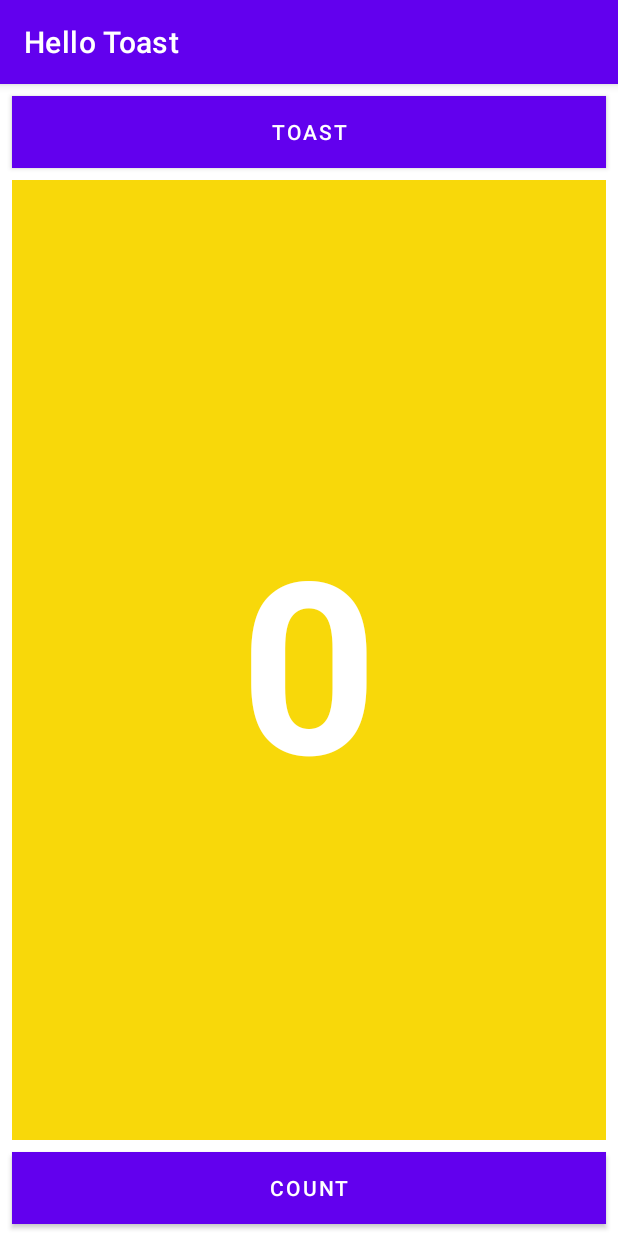
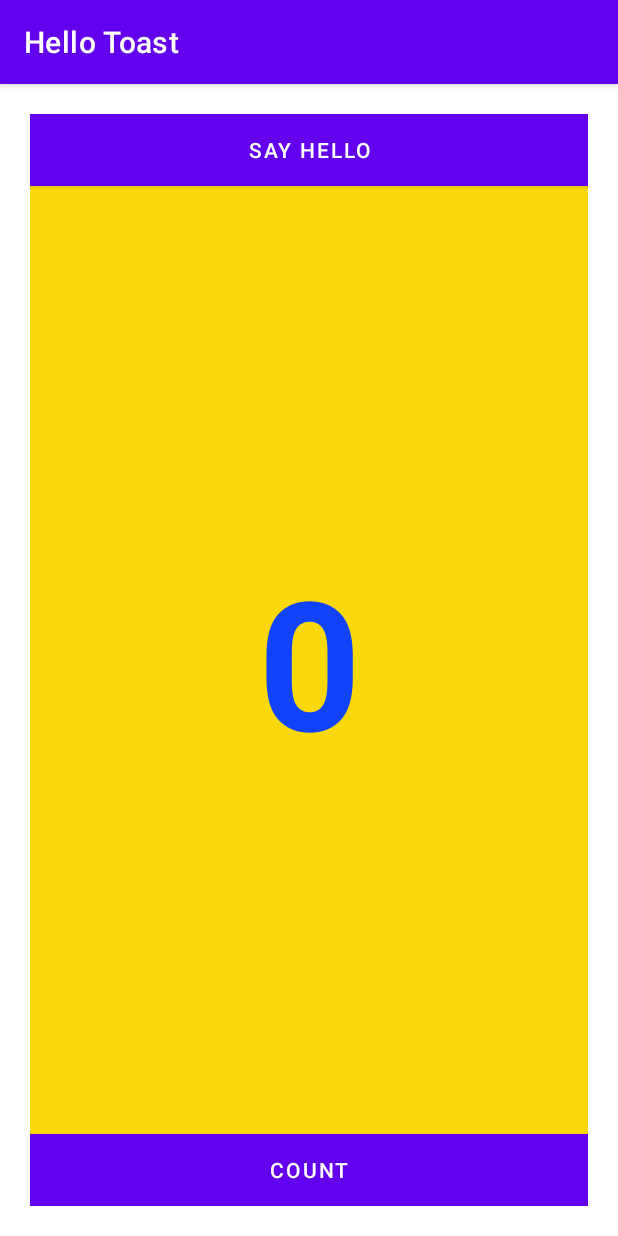
Before and after one commit to MAD-Weekly-Assignment/Lab-4-TwoActivities, an Android app: the screen it shows after launch (MainActivity), on a phone screen of 412 x 824 dp. Run offline under Robolectric (Android 15) with nearby library versions, the phone set to English and light mode, and no system bars.

Commit message:
Edited Main Activity Layout

```diff
--- a/HelloToastHomework/app/src/main/res/layout/activity_main.xml
+++ b/HelloToastHomework/app/src/main/res/layout/activity_main.xml
@@ -1,60 +1,42 @@
 <?xml version="1.0" encoding="utf-8"?>
-<androidx.constraintlayout.widget.ConstraintLayout xmlns:android="http://schemas.android.com/apk/res/android"
+<LinearLayout xmlns:android="http://schemas.android.com/apk/res/android"
     xmlns:app="http://schemas.android.com/apk/res-auto"
     xmlns:tools="http://schemas.android.com/tools"
     android:layout_width="match_parent"
     android:layout_height="match_parent"
+    android:orientation="vertical"
+    android:padding="20dp"
     tools:context=".MainActivity">
 
 
     <Button
-        android:id="@+id/button_toast"
-        android:layout_width="0dp"
+        android:id="@+id/button_hello"
+        android:layout_width="match_parent"
         android:layout_height="wrap_content"
-        android:layout_marginStart="8dp"
-        android:layout_marginTop="8dp"
-        android:layout_marginEnd="8dp"
+        android:layout_gravity="center_horizontal"
         android:background="@color/colorPrimary"
-        android:onClick="showToast"
-        android:text="@string/button_label_toast"
-        android:textColor="@android:color/white"
-        app:layout_constraintEnd_toEndOf="parent"
-        app:layout_constraintStart_toStartOf="parent"
-        app:layout_constraintTop_toTopOf="parent" />
+        android:onClick="sayHello"
+        android:text="@string/say_hello"
+        android:textColor="@color/white" />
+
+    <TextView
+        android:id="@+id/show_count"
+        android:layout_width="match_parent"
+        android:layout_height="0dp"
+        android:layout_weight="2"
+        android:background="@color/colorSecondary"
+        android:gravity="center"
+        android:text="@string/count_initial_value"
+        android:textColor="@color/colorPrimary"
+        android:textSize="120dp"
+        android:textStyle="bold" />
 
     <Button
         android:id="@+id/button_count"
-        android:layout_width="0dp"
+        android:layout_width="match_parent"
         android:layout_height="wrap_content"
-        android:layout_marginStart="8dp"
-        android:layout_marginEnd="8dp"
-        android:layout_marginBottom="8dp"
         android:background="@color/colorPrimary"
-        android:onClick="countUp"
         android:text="@string/button_label_count"
-        android:textColor="@android:color/white"
-        app:layout_constraintBottom_toBottomOf="parent"
-        app:layout_constraintEnd_toEndOf="parent"
-        app:layout_constraintStart_toStartOf="parent" />
-
-
-    <TextView
-        android:id="@+id/show_count"
-        android:layout_width="0dp"
-        android:layout_height="0dp"
-        android:layout_marginStart="8dp"
-        android:layout_marginTop="8dp"
-        android:layout_marginEnd="8dp"
-        android:layout_marginBottom="8dp"
-        android:background="@color/colorSecondary"
-        android:gravity="center"
-        android:text="@string/count_initial_value"
-        android:textAlignment="center"
-        android:textColor="#FFFFFF"
-        android:textSize="160sp"
-        android:textStyle="bold"
-        app:layout_constraintBottom_toTopOf="@+id/button_count"
-        app:layout_constraintEnd_toEndOf="parent"
-        app:layout_constraintStart_toStartOf="parent"
-        app:layout_constraintTop_toBottomOf="@+id/button_toast" />
-</androidx.constraintlayout.widget.ConstraintLayout>
+        android:textColor="@color/white"
+        android:onClick="countUp"/>
+</LinearLayout>
--- a/HelloToastHomework/app/src/main/res/values/strings.xml
+++ b/HelloToastHomework/app/src/main/res/values/strings.xml
@@ -4,4 +4,7 @@
     <string name="button_label_count">Count</string>
     <string name="count_initial_value">0</string>
     <string name="toast_message">Hello Toast!</string>
+    <string name="say_hello">Say Hello</string>
+    <string name="hello">Hello</string>
+    <string name="number">0</string>
 </resources>
```
